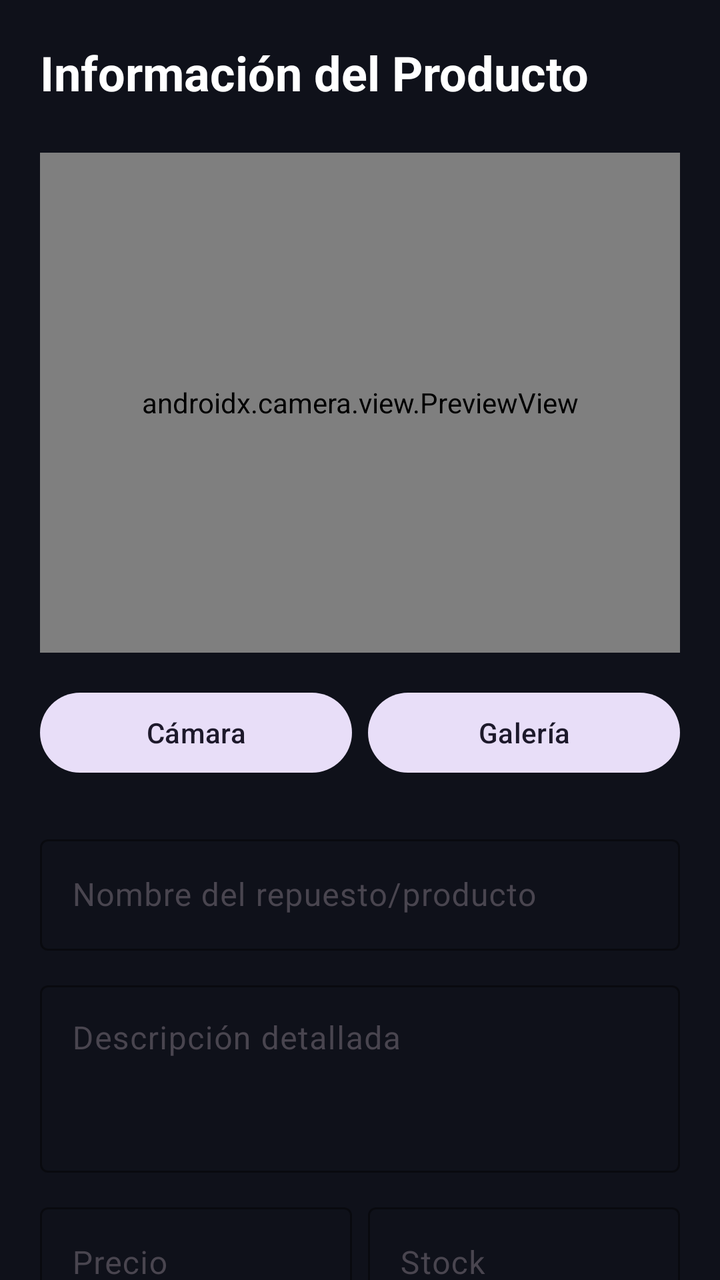
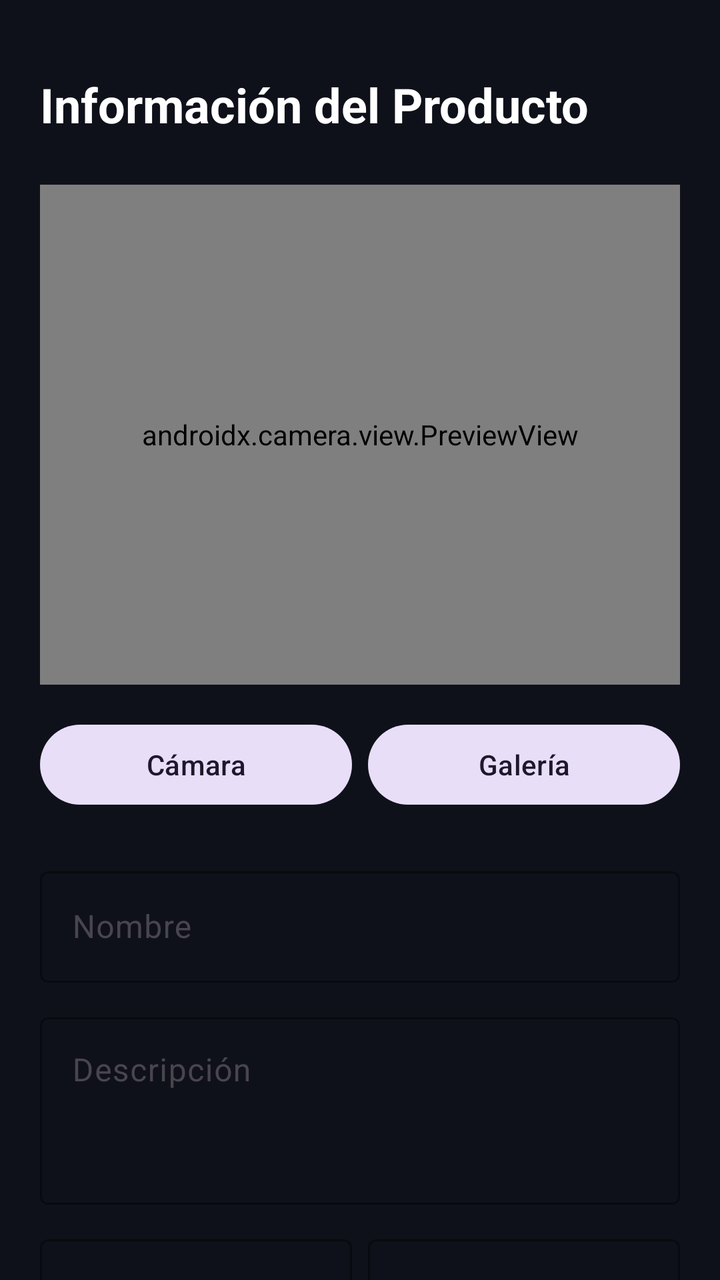

Before-and-after screenshots of an Android layout around one commit, followed by the original layout XML and the change that was made.
<!-- AndroidManifest.xml: application theme Theme.VoltCore -->
<!-- res/layout/fragment_vendor_product_form.xml -->
<?xml version="1.0" encoding="utf-8"?>
<androidx.core.widget.NestedScrollView xmlns:android="http://schemas.android.com/apk/res/android"
    xmlns:app="http://schemas.android.com/apk/res-auto"
    android:layout_width="match_parent"
    android:layout_height="match_parent"
    android:background="@color/volt_background">

    <LinearLayout
        android:layout_width="match_parent"
        android:layout_height="wrap_content"
        android:orientation="vertical"
        android:padding="20dp">

        <TextView
            android:layout_width="wrap_content"
            android:layout_height="wrap_content"
            android:text="Información del Producto"
            android:textColor="@color/white"
            android:textSize="24sp"
            android:textStyle="bold"
            android:layout_marginBottom="24dp"/>

        <androidx.camera.view.PreviewView
            android:id="@+id/viewFinder"
            android:layout_width="match_parent"
            android:layout_height="250dp"
            android:layout_marginBottom="16dp"
            android:background="#33FFFFFF" />

        <ImageView
            android:id="@+id/ivProductPreview"
            android:layout_width="match_parent"
            android:layout_height="250dp"
            android:layout_marginBottom="16dp"
            android:scaleType="centerCrop"
            android:visibility="gone"
            android:contentDescription="Vista previa del producto" />

        <LinearLayout
            android:layout_width="match_parent"
            android:layout_height="wrap_content"
            android:orientation="horizontal"
            android:layout_marginBottom="24dp">

            <Button
                android:id="@+id/btnCapture"
                android:layout_width="0dp"
                android:layout_height="wrap_content"
                android:layout_weight="1"
                android:text="Cámara"
                style="@style/Widget.Material3.Button.TonalButton"
                android:layout_marginEnd="8dp"/>

            <Button
                android:id="@+id/btnGallery"
                android:layout_width="0dp"
                android:layout_height="wrap_content"
                android:layout_weight="1"
                android:text="Galería"
                style="@style/Widget.Material3.Button.TonalButton" />
        </LinearLayout>

        <com.google.android.material.textfield.TextInputLayout
            android:layout_width="match_parent"
            android:layout_height="wrap_content"
            android:hint="Nombre del repuesto/producto"
            style="@style/Widget.Material3.TextInputLayout.OutlinedBox"
            app:boxStrokeColor="@color/volt_primary"
            app:hintTextColor="@color/volt_primary"
            android:layout_marginBottom="12dp">
            <com.google.android.material.textfield.TextInputEditText
                android:id="@+id/etProductName"
                android:layout_width="match_parent"
                android:layout_height="wrap_content"
                android:textColor="@color/white" />
        </com.google.android.material.textfield.TextInputLayout>

        <com.google.android.material.textfield.TextInputLayout
            android:layout_width="match_parent"
            android:layout_height="wrap_content"
            android:hint="Descripción detallada"
            style="@style/Widget.Material3.TextInputLayout.OutlinedBox"
            app:boxStrokeColor="@color/volt_primary"
            app:hintTextColor="@color/volt_primary"
            android:layout_marginBottom="12dp">
            <com.google.android.material.textfield.TextInputEditText
                android:id="@+id/etProductDesc"
                android:layout_width="match_parent"
                android:layout_height="wrap_content"
                android:textColor="@color/white"
                android:minLines="3"
                android:gravity="top" />
        </com.google.android.material.textfield.TextInputLayout>

        <LinearLayout
            android:layout_width="match_parent"
            android:layout_height="wrap_content"
            android:orientation="horizontal">

            <com.google.android.material.textfield.TextInputLayout
                android:layout_width="0dp"
                android:layout_height="wrap_content"
                android:layout_weight="1"
                android:hint="Precio"
                style="@style/Widget.Material3.TextInputLayout.OutlinedBox"
                app:boxStrokeColor="@color/volt_primary"
                app:hintTextColor="@color/volt_primary"
                android:layout_marginEnd="8dp"
                app:prefixText="$ ">
                <com.google.android.material.textfield.TextInputEditText
                    android:id="@+id/etProductPrice"
                    android:layout_width="match_parent"
                    android:layout_height="wrap_content"
                    android:textColor="@color/white"
                    android:inputType="numberDecimal" />
            </com.google.android.material.textfield.TextInputLayout>

            <com.google.android.material.textfield.TextInputLayout
                android:layout_width="0dp"
                android:layout_height="wrap_content"
                android:layout_weight="1"
                android:hint="Stock"
                style="@style/Widget.Material3.TextInputLayout.OutlinedBox"
                app:boxStrokeColor="@color/volt_primary"
                app:hintTextColor="@color/volt_primary">
                <com.google.android.material.textfield.TextInputEditText
                    android:id="@+id/etProductStock"
                    android:layout_width="match_parent"
                    android:layout_height="wrap_content"
                    android:textColor="@color/white"
                    android:inputType="number" />
            </com.google.android.material.textfield.TextInputLayout>
        </LinearLayout>

        <com.google.android.material.textfield.TextInputLayout
            android:id="@+id/tilCategory"
            android:layout_width="match_parent"
            android:layout_height="wrap_content"
            android:hint="Categoría"
            style="@style/Widget.Material3.TextInputLayout.OutlinedBox.ExposedDropdownMenu"
            app:boxStrokeColor="@color/volt_primary"
            app:hintTextColor="@color/volt_primary"
            android:layout_marginTop="12dp"
            android:layout_marginBottom="12dp">
            <AutoCompleteTextView
                android:id="@+id/etProductCategory"
                android:layout_width="match_parent"
                android:layout_height="wrap_content"
                android:textColor="@color/white"
                android:inputType="text"
                android:contentDescription="Seleccionar o crear categoría" />
        </com.google.android.material.textfield.TextInputLayout>

        <com.google.android.material.textfield.TextInputLayout
            android:layout_width="match_parent"
            android:layout_height="wrap_content"
            android:hint="Emoji (si no usas foto)"
            style="@style/Widget.Material3.TextInputLayout.OutlinedBox"
            app:boxStrokeColor="@color/volt_primary"
            app:hintTextColor="@color/volt_primary"
            android:layout_marginBottom="24dp"
            app:helperText="Ej: 🚗, 🔧, 🔋">
            <com.google.android.material.textfield.TextInputEditText
                android:id="@+id/etProductEmoji"
                android:layout_width="match_parent"
                android:layout_height="wrap_content"
                android:textColor="@color/white"
                android:maxLength="4" />
        </com.google.android.material.textfield.TextInputLayout>

        <com.google.android.material.button.MaterialButton
            android:id="@+id/btnSaveProduct"
            android:layout_width="match_parent"
            android:layout_height="60dp"
            android:text="PUBLICAR PRODUCTO"
            android:backgroundTint="@color/volt_primary"
            android:textColor="@color/black"
            android:textStyle="bold"
            app:cornerRadius="12dp" />

        <ProgressBar
            android:id="@+id/progressBar"
            android:layout_width="wrap_content"
            android:layout_height="wrap_content"
            android:layout_gravity="center"
            android:layout_marginTop="16dp"
            android:visibility="gone" />

    </LinearLayout>
</androidx.core.widget.NestedScrollView>
<!-- resources referenced by this layout -->
<resources>
  <color name="black">#FF000000</color>
  <color name="volt_background">#0F111A</color>
  <color name="volt_primary">#C6FF00</color>
  <color name="white">#FFFFFFFF</color>
  <style name="Theme.VoltCore" parent="Base.Theme.VoltCore" />
  <style name="Base.Theme.VoltCore" parent="Theme.Material3.DayNight.NoActionBar">
          
          <item name="colorPrimary">@color/volt_primary</item>
          <item name="android:windowBackground">@color/volt_background</item>
          <item name="colorSurface">@color/glass_surface</item>
          <item name="colorOnSurface">@color/white</item>
      </style>
  <color name="glass_surface">#1AFFFFFF</color>
</resources>

<!-- the commit's change to res/layout/fragment_vendor_product_form.xml (unified diff, before → after) -->
@@ -3,18 +3,20 @@
     xmlns:app="http://schemas.android.com/apk/res-auto"
     android:layout_width="match_parent"
     android:layout_height="match_parent"
-    android:background="@color/volt_background">
+    android:background="@color/volt_background"
+    android:paddingTop="16dp">
 
     <LinearLayout
         android:layout_width="match_parent"
         android:layout_height="wrap_content"
         android:orientation="vertical"
-        android:padding="20dp">
+        android:padding="20dp"
+        android:baselineAligned="false">
 
         <TextView
             android:layout_width="wrap_content"
             android:layout_height="wrap_content"
-            android:text="Información del Producto"
+            android:text="@string/product_info"
             android:textColor="@color/white"
             android:textSize="24sp"
             android:textStyle="bold"
@@ -25,7 +27,7 @@
             android:layout_width="match_parent"
             android:layout_height="250dp"
             android:layout_marginBottom="16dp"
-            android:background="#33FFFFFF" />
+            android:background="@color/glass_surface" />
 
         <ImageView
             android:id="@+id/ivProductPreview"
@@ -34,20 +36,21 @@
             android:layout_marginBottom="16dp"
             android:scaleType="centerCrop"
             android:visibility="gone"
-            android:contentDescription="Vista previa del producto" />
+            android:contentDescription="@string/product_preview" />
 
         <LinearLayout
             android:layout_width="match_parent"
             android:layout_height="wrap_content"
             android:orientation="horizontal"
-            android:layout_marginBottom="24dp">
+            android:layout_marginBottom="24dp"
+            android:baselineAligned="false">
 
             <Button
                 android:id="@+id/btnCapture"
                 android:layout_width="0dp"
                 android:layout_height="wrap_content"
                 android:layout_weight="1"
-                android:text="Cámara"
+                android:text="@string/camera"
                 style="@style/Widget.Material3.Button.TonalButton"
                 android:layout_marginEnd="8dp"/>
 
@@ -56,14 +59,14 @@
                 android:layout_width="0dp"
                 android:layout_height="wrap_content"
                 android:layout_weight="1"
-                android:text="Galería"
+                android:text="@string/gallery"
                 style="@style/Widget.Material3.Button.TonalButton" />
         </LinearLayout>
 
         <com.google.android.material.textfield.TextInputLayout
             android:layout_width="match_parent"
             android:layout_height="wrap_content"
-            android:hint="Nombre del repuesto/producto"
+            android:hint="@string/name_hint"
             style="@style/Widget.Material3.TextInputLayout.OutlinedBox"
             app:boxStrokeColor="@color/volt_primary"
             app:hintTextColor="@color/volt_primary"
@@ -78,7 +81,7 @@
         <com.google.android.material.textfield.TextInputLayout
             android:layout_width="match_parent"
             android:layout_height="wrap_content"
-            android:hint="Descripción detallada"
+            android:hint="@string/description_label"
             style="@style/Widget.Material3.TextInputLayout.OutlinedBox"
             app:boxStrokeColor="@color/volt_primary"
             app:hintTextColor="@color/volt_primary"
@@ -95,18 +98,19 @@
         <LinearLayout
             android:layout_width="match_parent"
             android:layout_height="wrap_content"
-            android:orientation="horizontal">
+            android:orientation="horizontal"
+            android:baselineAligned="false">
 
             <com.google.android.material.textfield.TextInputLayout
                 android:layout_width="0dp"
                 android:layout_height="wrap_content"
                 android:layout_weight="1"
-                android:hint="Precio"
+                android:hint="@string/price_hint"
                 style="@style/Widget.Material3.TextInputLayout.OutlinedBox"
                 app:boxStrokeColor="@color/volt_primary"
                 app:hintTextColor="@color/volt_primary"
                 android:layout_marginEnd="8dp"
-                app:prefixText="$ ">
+                app:prefixText="@string/price_prefix">
                 <com.google.android.material.textfield.TextInputEditText
                     android:id="@+id/etProductPrice"
                     android:layout_width="match_parent"
@@ -119,7 +123,7 @@
                 android:layout_width="0dp"
                 android:layout_height="wrap_content"
                 android:layout_weight="1"
-                android:hint="Stock"
+                android:hint="@string/stock_hint"
                 style="@style/Widget.Material3.TextInputLayout.OutlinedBox"
                 app:boxStrokeColor="@color/volt_primary"
                 app:hintTextColor="@color/volt_primary">
@@ -136,7 +140,7 @@
             android:id="@+id/tilCategory"
             android:layout_width="match_parent"
             android:layout_height="wrap_content"
-            android:hint="Categoría"
+            android:hint="@string/category_hint"
             style="@style/Widget.Material3.TextInputLayout.OutlinedBox.ExposedDropdownMenu"
             app:boxStrokeColor="@color/volt_primary"
             app:hintTextColor="@color/volt_primary"
@@ -147,14 +151,13 @@
                 android:layout_width="match_parent"
                 android:layout_height="wrap_content"
                 android:textColor="@color/white"
-                android:inputType="text"
-                android:contentDescription="Seleccionar o crear categoría" />
+                android:inputType="text" />
         </com.google.android.material.textfield.TextInputLayout>
 
         <com.google.android.material.textfield.TextInputLayout
             android:layout_width="match_parent"
             android:layout_height="wrap_content"
-            android:hint="Emoji (si no usas foto)"
+            android:hint="@string/emoji_hint"
             style="@style/Widget.Material3.TextInputLayout.OutlinedBox"
             app:boxStrokeColor="@color/volt_primary"
             app:hintTextColor="@color/volt_primary"
@@ -172,7 +175,7 @@
             android:id="@+id/btnSaveProduct"
             android:layout_width="match_parent"
             android:layout_height="60dp"
-            android:text="PUBLICAR PRODUCTO"
+            android:text="@string/publish_product"
             android:backgroundTint="@color/volt_primary"
             android:textColor="@color/black"
             android:textStyle="bold"
<!-- resource entries referenced after the edit -->
@@ -4,6 +4,18 @@
   <color name="volt_background">#0F111A</color>
   <color name="volt_primary">#C6FF00</color>
   <color name="white">#FFFFFFFF</color>
+  <string name="camera">Cámara</string>
+  <string name="category_hint">Categoría</string>
+  <string name="description_label">Descripción</string>
+  <string name="emoji_hint">Emoji (si no usas foto)</string>
+  <string name="gallery">Galería</string>
+  <string name="name_hint">Nombre</string>
+  <string name="price_hint">Precio</string>
+  <string name="price_prefix">$ </string>
+  <string name="product_info">Información del Producto</string>
+  <string name="product_preview">Vista previa del producto</string>
+  <string name="publish_product">PUBLICAR PRODUCTO</string>
+  <string name="stock_hint">Stock</string>
   <style name="Theme.VoltCore" parent="Base.Theme.VoltCore" />
   <style name="Base.Theme.VoltCore" parent="Theme.Material3.DayNight.NoActionBar">
           
